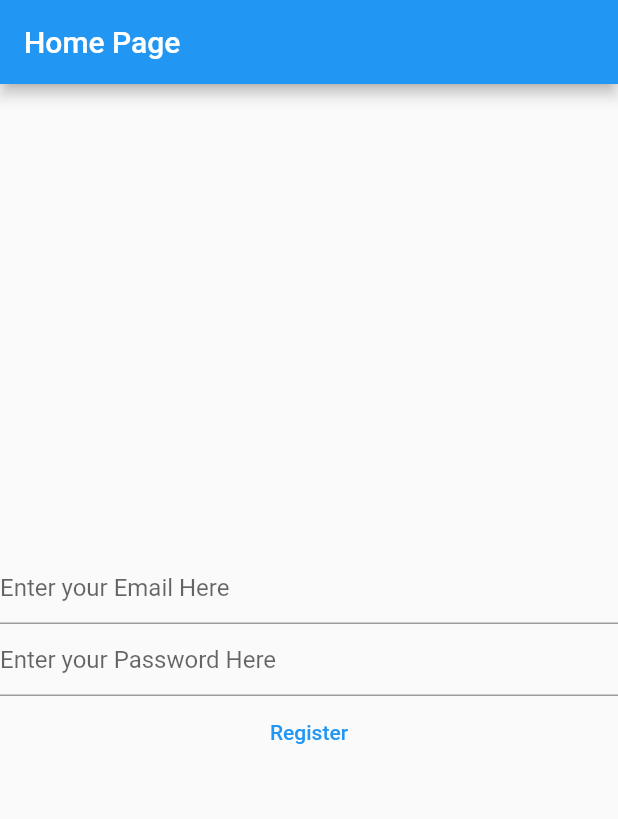
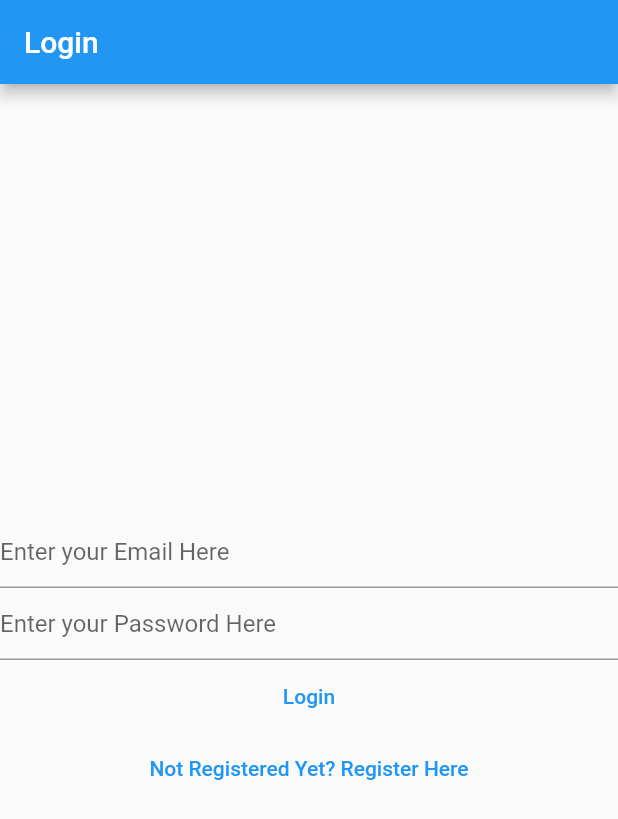
Before and after one commit to leomuko/Flutter-Notes-App, a Flutter app: the screen it shows after launch, on a phone screen of 412 x 824 dp. Shown: the top 819 px of the screen. Run offline on Flutter 3.47's test engine with Material 2 defaults, Android fonts, the phone set to English and light mode, and no system bars; our stand-ins replace firebase_auth, firebase_core; accounts and stored records are empty.

Commit message:
Modify main file for proper routing

```diff
--- a/lib/main.dart
+++ b/lib/main.dart
@@ -1,9 +1,13 @@
+import 'package:firebase_auth/firebase_auth.dart';
 import 'package:firebase_core/firebase_core.dart';
 import 'package:flutter/material.dart';
-import 'package:firebase_auth/firebase_auth.dart';
+import 'package:flutter_notes_app/views/login_view.dart';
+import 'package:flutter_notes_app/views/register_view.dart';
+
 import 'firebase_options.dart';
 
 void main() {
+  WidgetsFlutterBinding.ensureInitialized();
   runApp(const MyApp());
 }
 
@@ -18,80 +22,43 @@ class MyApp extends StatelessWidget {
       theme: ThemeData(
         primarySwatch: Colors.blue,
       ),
-      home: const MyHomePage(title: 'Home Page'),
+      home: const HomePage(),
+      routes: {
+        "/login/": (context) => const LoginView(),
+        "/register/": (context) => const RegisterView()
+      },
     );
   }
 }
 
-class MyHomePage extends StatefulWidget {
-  const MyHomePage({Key? key, required this.title}) : super(key: key);
-
-  final String title;
-
-  @override
-  State<MyHomePage> createState() => _MyHomePageState();
-}
-
-class _MyHomePageState extends State<MyHomePage> {
-  late final TextEditingController _email;
-  late final TextEditingController _password;
-
-  @override
-  void initState() {
-    _email = TextEditingController();
-    _password = TextEditingController();
-    super.initState();
-  }
-
-  @override
-  void dispose() {
-    _email.dispose();
-    _password.dispose();
-    super.dispose();
-  }
+class HomePage extends StatelessWidget {
+  const HomePage({Key? key}) : super(key: key);
 
   @override
   Widget build(BuildContext context) {
-    return Scaffold(
-      appBar: AppBar(
-        title: Text(widget.title),
+    return FutureBuilder(
+      future: Firebase.initializeApp(
+        options: DefaultFirebaseOptions.currentPlatform,
       ),
-      body: Column(
-        mainAxisAlignment: MainAxisAlignment.center,
-        children: <Widget>[
-          TextField(
-            controller: _email,
-            keyboardType: TextInputType.emailAddress,
-            autocorrect: false,
-            enableSuggestions: false,
-            decoration:
-                const InputDecoration(hintText: "Enter your Email Here"),
-          ),
-          TextField(
-            controller: _password,
-            obscureText: true,
-            enableSuggestions: false,
-            autocorrect: false,
-            decoration:
-                const InputDecoration(hintText: "Enter your Password Here"),
-          ),
-          TextButton(
-              onPressed: () async {
-                await Firebase.initializeApp(
-                  options: DefaultFirebaseOptions.currentPlatform,
-                );
+      builder: (context, snapshot) {
+        switch (snapshot.connectionState) {
+          case ConnectionState.done:
+            // final user = FirebaseAuth.instance.currentUser;
+            // print(user);
+            // if (user?.emailVerified ?? false) {
+            //   print("You are verified");
+            //   return const Text("done");
+            // } else {
+            //   print("You need to verify your email");
+            //   return VerifyEmail();
+            // }
 
-                var email = _email.text;
-                var password = _password.text;
+            return const LoginView();
 
-                var credentials = FirebaseAuth.instance
-                    .createUserWithEmailAndPassword(
-                        email: email, password: password);
-                print(credentials);
-              },
-              child: const Text("Register"))
-        ],
-      ),
+          default:
+            return const CircularProgressIndicator();
+        }
+      },
     );
   }
 }
```
